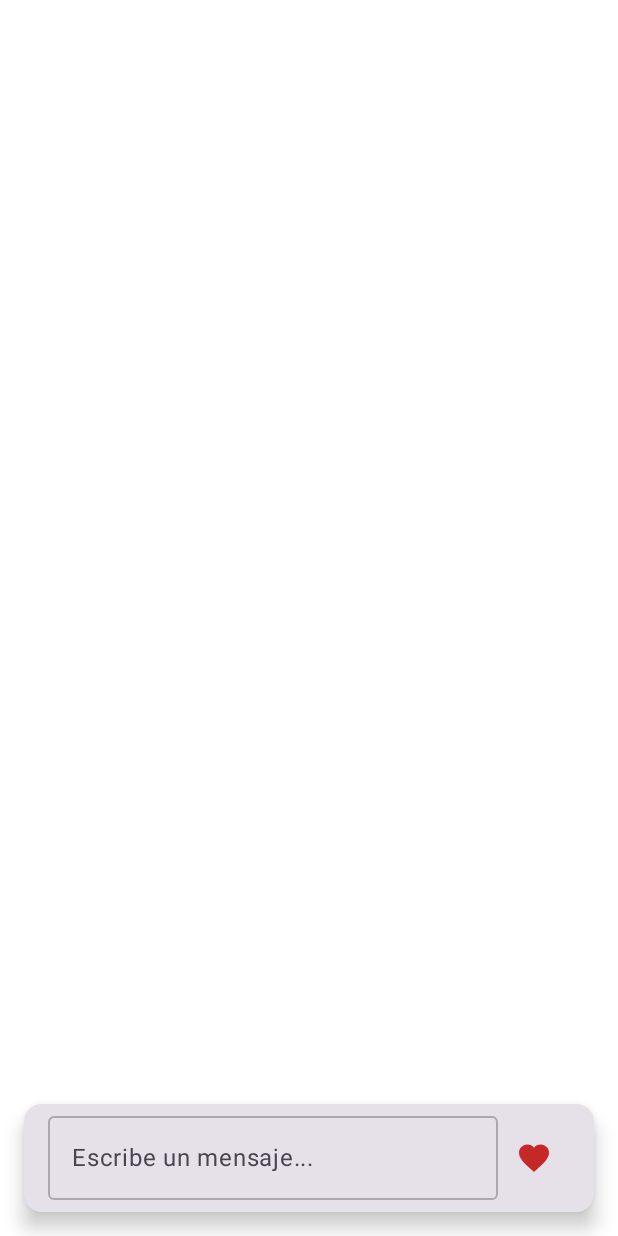
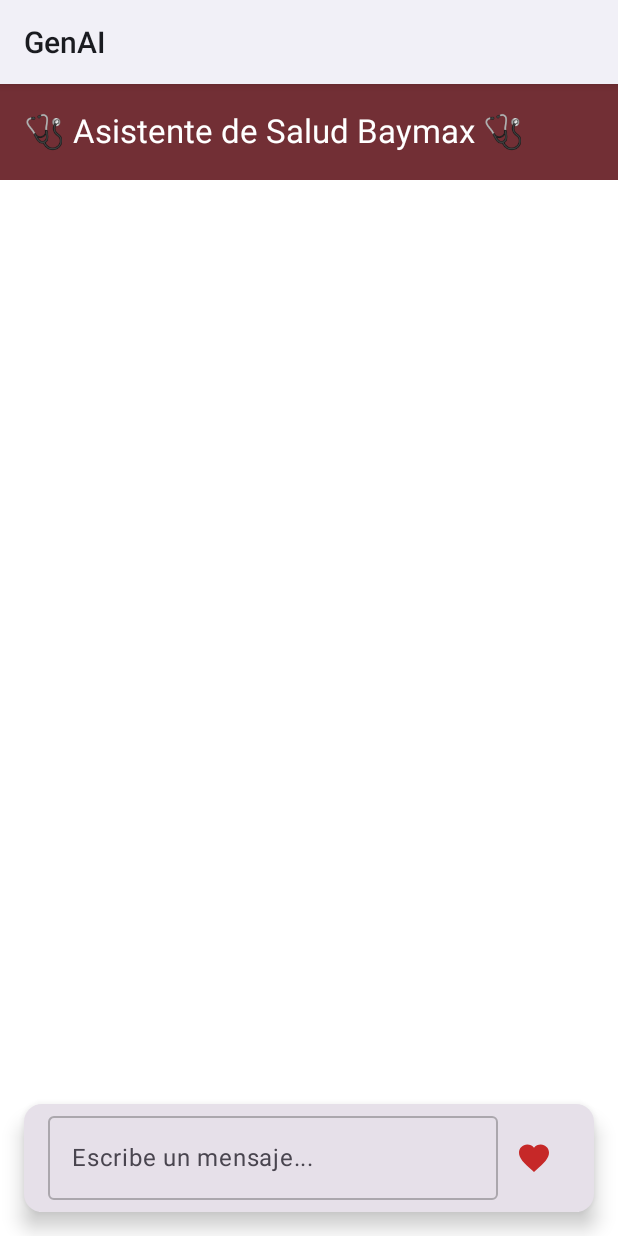
Before and after one commit to Programacion-de-Plataformas-Mobiles/GenAI, an Android app built with Jetpack Compose: the screen it shows after launch (MainActivity), on a phone screen of 412 x 824 dp. Run offline under Robolectric (Android 15) with nearby library versions, the phone set to English and light mode, and no system bars; 1 statement that could not run was skipped.

```diff
--- a/app/src/main/java/com/example/genai/MainActivity.kt
+++ b/app/src/main/java/com/example/genai/MainActivity.kt
@@ -5,23 +5,33 @@ import androidx.activity.ComponentActivity
 import androidx.activity.compose.setContent
 import androidx.activity.enableEdgeToEdge
 import androidx.compose.foundation.layout.fillMaxSize
-import androidx.compose.material3.MaterialTheme
-import androidx.compose.material3.Surface
+import androidx.compose.foundation.layout.padding
+import androidx.compose.material3.*
 import androidx.compose.ui.Modifier
-import androidx.core.splashscreen.SplashScreen.Companion.installSplashScreen
+import androidx.compose.ui.graphics.Color
 import com.example.genai.ui.ChatScreen
 import com.example.genai.ui.theme.GenAITheme
 
+@OptIn(ExperimentalMaterial3Api::class)
 class MainActivity : ComponentActivity() {
     override fun onCreate(savedInstanceState: Bundle?) {
         super.onCreate(savedInstanceState)
-        installSplashScreen()
-        // Habilitar que la app se dibuje de borde a borde
         enableEdgeToEdge()
         setContent {
             GenAITheme {
-                Surface(modifier = Modifier.fillMaxSize(), color = MaterialTheme.colorScheme.background) {
-                    ChatScreen()
+                Scaffold(
+                    modifier = Modifier.fillMaxSize(),
+                    topBar = {
+                        TopAppBar(
+                            title = { Text("🩺 Asistente de Salud Baymax 🩺") },
+                            colors = TopAppBarDefaults.topAppBarColors(
+                                containerColor = Color(0xFF722F35),
+                                titleContentColor = Color.White
+                            )
+                        )
+                    }
+                ) { innerPadding ->
+                    ChatScreen(modifier = Modifier.padding(innerPadding))
                 }
             }
         }
--- a/app/src/main/java/com/example/genai/ui/ChatScreen.kt
+++ b/app/src/main/java/com/example/genai/ui/ChatScreen.kt
@@ -8,10 +8,12 @@ import androidx.compose.foundation.lazy.LazyColumn
 import androidx.compose.foundation.lazy.items
 import androidx.compose.foundation.lazy.rememberLazyListState
 import androidx.compose.material3.MaterialTheme
-import androidx.compose.runtime.*
+import androidx.compose.runtime.Composable
+import androidx.compose.runtime.LaunchedEffect
+import androidx.compose.runtime.collectAsState
+import androidx.compose.runtime.getValue
 import androidx.compose.ui.Modifier
 import androidx.lifecycle.viewmodel.compose.viewModel
-import kotlinx.coroutines.launch
 
 @Composable
 fun ChatScreen(
--- a/app/src/main/java/com/example/genai/ui/MessageBubble.kt
+++ b/app/src/main/java/com/example/genai/ui/MessageBubble.kt
@@ -10,7 +10,6 @@ import androidx.compose.foundation.shape.RoundedCornerShape
 import androidx.compose.material3.MaterialTheme
 import androidx.compose.material3.Text
 import androidx.compose.runtime.Composable
-import androidx.compose.ui.Alignment
 import androidx.compose.ui.Modifier
 import androidx.compose.ui.draw.clip
 import androidx.compose.ui.graphics.Color
@@ -30,7 +29,10 @@ fun MessageBubble(message: Message) {
         Box(
             modifier = Modifier
                 .clip(RoundedCornerShape(16.dp))
-                .background(if (isUserMessage) MaterialTheme.colorScheme.primary else MaterialTheme.colorScheme.surface)
+                .background(
+                    if (isUserMessage) MaterialTheme.colorScheme.primary
+                    else Color(0xFFDDDDEE)
+                )
                 .padding(16.dp)
         ) {
             Text(
--- a/app/src/main/java/com/example/genai/ui/TypingIndicator.kt
+++ b/app/src/main/java/com/example/genai/ui/TypingIndicator.kt
@@ -8,6 +8,7 @@ import androidx.compose.runtime.Composable
 import androidx.compose.ui.Alignment
 import androidx.compose.ui.Modifier
 import androidx.compose.ui.unit.dp
+import androidx.compose.ui.unit.sp
 
 @Composable
 fun TypingIndicator() {
@@ -16,9 +17,10 @@ fun TypingIndicator() {
         verticalAlignment = Alignment.CenterVertically
     ) {
         Text(
-            text = "El agente está escribiendo...",
+            text = "Baymax está escribiendo...",
             style = MaterialTheme.typography.bodySmall,
-            color = MaterialTheme.colorScheme.onSurface.copy(alpha = 0.6f)
+            color = MaterialTheme.colorScheme.onSurface.copy(alpha = 0.6f),
+            fontSize = 15.sp,
         )
     }
 }
--- a/gradle/libs.versions.toml
+++ b/gradle/libs.versions.toml
@@ -1,5 +1,5 @@
 [versions]
-agp = "9.0.0-alpha01"
+agp = "8.13.0"
 kotlin = "2.0.21"
 coreKtx = "1.17.0"
 junit = "4.13.2"
```
Also changed, not shown: app/src/main/java/com/example/genai/data/RealEstateModels.kt (added), app/src/main/java/com/example/genai/ui/Navigation.kt (deleted), app/src/main/java/com/example/genai/ui/ProfileScreen.kt (deleted), app/src/main/java/com/example/genai/ui/PropertyCard.kt (added).
